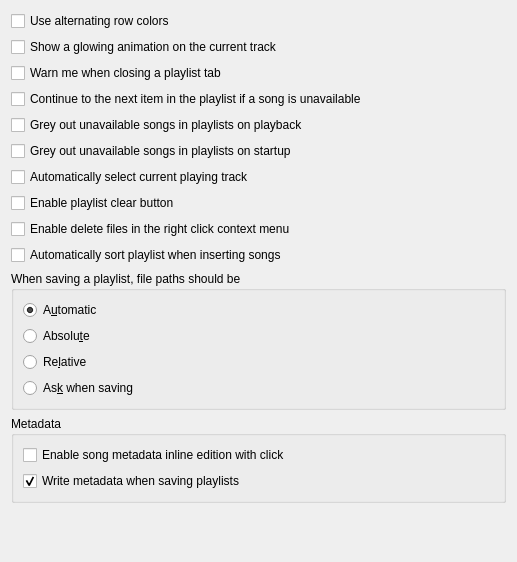
Before: the Qt Designer form src/settings/playlistsettingspage.ui in strawberrymusicplayer/strawberry, drawn with Qt 5.
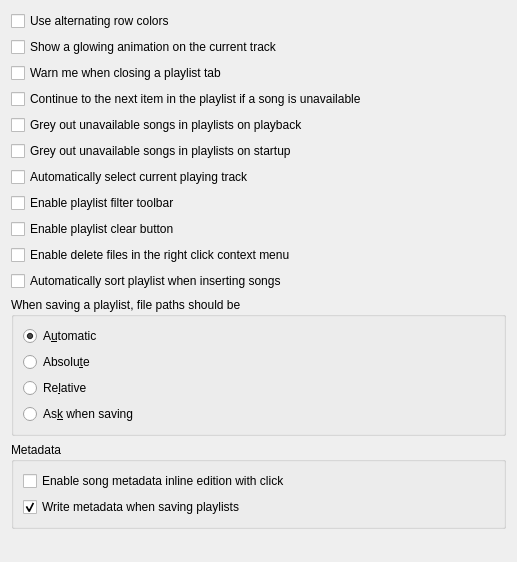
After: the same form once the commit is applied.

Commit message: Add option to disable playlist filter toolbar

```diff
--- a/src/settings/playlistsettingspage.ui
+++ b/src/settings/playlistsettingspage.ui
@@ -63,6 +63,13 @@
      </property>
     </widget>
    </item>
+   <item>
+    <widget class="QCheckBox" name="checkbox_show_toolbar">
+     <property name="text">
+      <string>Enable playlist filter toolbar</string>
+     </property>
+    </widget>
+   </item>
    <item>
     <widget class="QCheckBox" name="checkbox_playlist_clear">
      <property name="text">
```
The commit also changes 2 other files.
